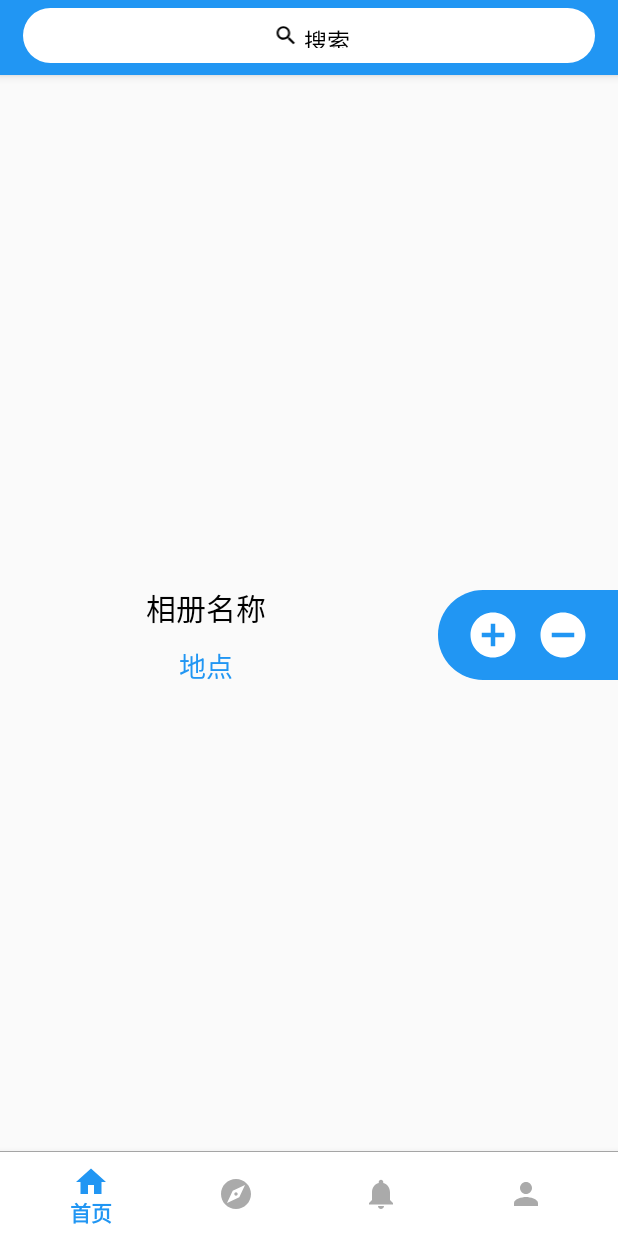
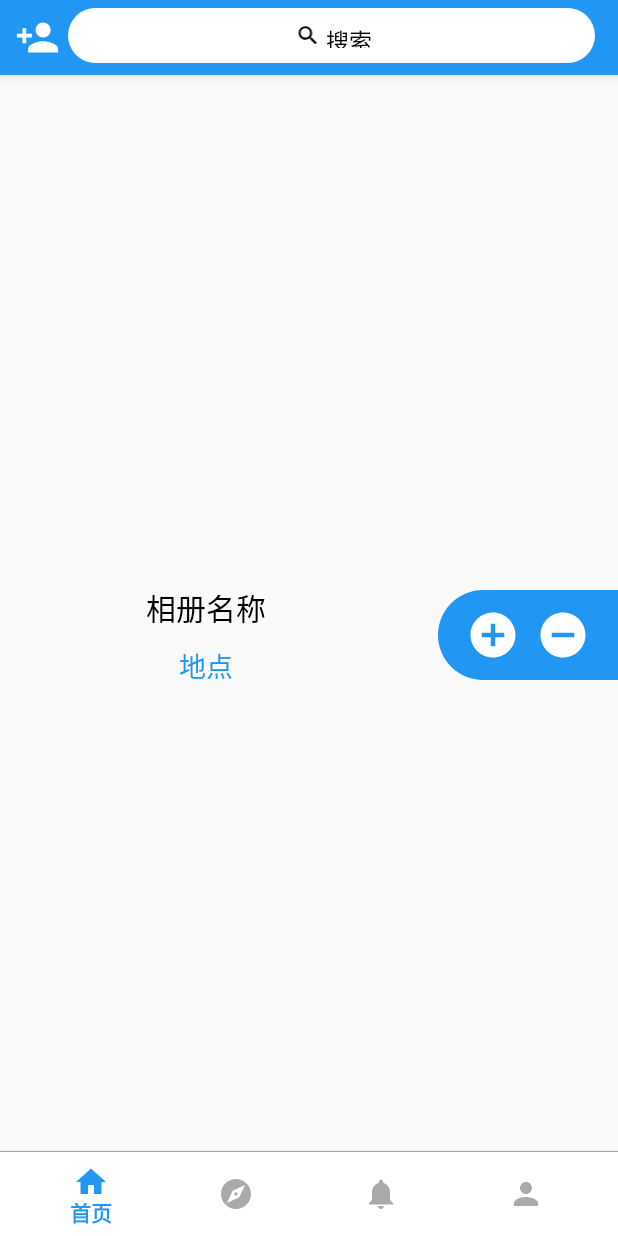
Before and after one commit to ErisRolo/MusicAlbum, an Android app: the HomeFragment screen opened directly, with no data from a screen before it, on a phone screen of 412 x 824 dp. Run offline under Robolectric (Android 15) with nearby library versions, the phone set to English and light mode, and no system bars; libraries missing offline, so code that uses them is left out: com.avos.avoscloud, kr.co.namee; pictures from the network do not load; Roboto replaces fonts that are not available here; 7 statements that could not run were skipped.

Commit message:
Add friend recommendation  function

```diff
--- a/app/src/main/AndroidManifest.xml
+++ b/app/src/main/AndroidManifest.xml
@@ -208,6 +208,12 @@
             android:label=""
             android:theme="@style/MainAppTheme"/>
 
+        <!-- 好友推荐 -->
+        <activity
+            android:name=".ui.activity.InterestingActivity"
+            android:label=""
+            android:theme="@style/MainAppTheme"/>
+
     </application>
 
 </manifest>
--- a/app/src/main/java/com/example/guohouxiao/musicalbum/ui/fragment/HomeFragment.java
+++ b/app/src/main/java/com/example/guohouxiao/musicalbum/ui/fragment/HomeFragment.java
@@ -21,6 +21,7 @@ import com.example.guohouxiao.musicalbum.R;
 import com.example.guohouxiao.musicalbum.base.BaseFragment;
 import com.example.guohouxiao.musicalbum.bean.MusicAlbum;
 import com.example.guohouxiao.musicalbum.ui.activity.AddActivity;
+import com.example.guohouxiao.musicalbum.ui.activity.InterestingActivity;
 import com.example.guohouxiao.musicalbum.ui.activity.AlbumActivity;
 import com.example.guohouxiao.musicalbum.ui.activity.SearchActivity;
 import com.example.guohouxiao.musicalbum.utils.Config;
@@ -45,6 +46,7 @@ public class HomeFragment extends BaseFragment implements View.OnClickListener {
     private static final String ALBUM_ID = "album_id";
     private String albumId;
 
+    private ImageView iv_add_follow;
     private LinearLayout ll_search;
 
     private PileLayout mPileLayout;
@@ -73,6 +75,9 @@ public class HomeFragment extends BaseFragment implements View.OnClickListener {
     }
 
     private void findView(View view) {
+
+        iv_add_follow = (ImageView) view.findViewById(R.id.iv_add_follow);
+        iv_add_follow.setOnClickListener(this);
 
         ll_search = (LinearLayout) view.findViewById(R.id.ll_search);
         ll_search.setOnClickListener(this);
@@ -181,6 +186,9 @@ public class HomeFragment extends BaseFragment implements View.OnClickListener {
     @Override
     public void onClick(View v) {
         switch (v.getId()) {
+            case R.id.iv_add_follow:
+                startActivity(new Intent(getActivity(),InterestingActivity.class));
+                break;
             case R.id.ll_search:
                 startActivity(new Intent(getActivity(), SearchActivity.class));
                 break;
--- a/app/src/main/res/drawable/ic_add_circle.xml
+++ b/app/src/main/res/drawable/ic_add_circle.xml
@@ -1,4 +1,9 @@
-<vector android:height="36dp" android:viewportHeight="24.0"
-    android:viewportWidth="24.0" android:width="36dp" xmlns:android="http://schemas.android.com/apk/res/android">
-    <path android:fillColor="#ffffff" android:pathData="M12,2C6.48,2 2,6.48 2,12s4.48,10 10,10 10,-4.48 10,-10S17.52,2 12,2zM17,13h-4v4h-2v-4L7,13v-2h4L11,7h2v4h4v2z"/>
+<vector xmlns:android="http://schemas.android.com/apk/res/android"
+        android:width="36dp"
+        android:height="36dp"
+        android:viewportHeight="24.0"
+        android:viewportWidth="24.0">
+    <path
+        android:fillColor="#ffffff"
+        android:pathData="M12,2C6.48,2 2,6.48 2,12s4.48,10 10,10 10,-4.48 10,-10S17.52,2 12,2zM17,13h-4v4h-2v-4L7,13v-2h4L11,7h2v4h4v2z"/>
 </vector>
--- /dev/null
+++ b/app/src/main/res/drawable/ic_add_follow.xml
@@ -0,0 +1,9 @@
+<vector xmlns:android="http://schemas.android.com/apk/res/android"
+        android:width="30dp"
+        android:height="30dp"
+        android:viewportWidth="24.0"
+        android:viewportHeight="24.0">
+    <path
+        android:fillColor="#ffffff"
+        android:pathData="M15,12c2.21,0 4,-1.79 4,-4s-1.79,-4 -4,-4 -4,1.79 -4,4 1.79,4 4,4zM6,10L6,7L4,7v3L1,10v2h3v3h2v-3h3v-2L6,10zM15,14c-2.67,0 -8,1.34 -8,4v2h16v-2c0,-2.66 -5.33,-4 -8,-4z"/>
+</vector>
--- a/app/src/main/res/layout/fragment_home.xml
+++ b/app/src/main/res/layout/fragment_home.xml
@@ -10,11 +10,24 @@
         android:layout_height="50dp">
 
         <LinearLayout
+            android:layout_width="match_parent"
+            android:layout_height="wrap_content"
+            android:orientation="horizontal">
+
+            <ImageView
+                android:id="@+id/iv_add_follow"
+                android:layout_width="wrap_content"
+                android:layout_height="wrap_content"
+                android:layout_gravity="center"
+                android:layout_marginLeft="10dp"
+                android:src="@drawable/ic_add_follow"/>
+
+            <LinearLayout
                 android:id="@+id/ll_search"
                 android:layout_width="match_parent"
                 android:layout_height="wrap_content"
                 android:layout_marginBottom="8dp"
-            android:layout_marginLeft="15dp"
+                android:layout_marginLeft="5dp"
                 android:layout_marginRight="15dp"
                 android:layout_marginTop="5dp"
                 android:background="@drawable/searchview_bg"
@@ -34,6 +47,8 @@
                     android:text="搜索"
                     android:textColor="@android:color/black"
                     android:textSize="15sp"/>
+
+            </LinearLayout>
 
         </LinearLayout>
 
```
Also changed, not shown: app/src/main/java/com/example/guohouxiao/musicalbum/ui/activity/InterestingActivity.java (added, +40 -0 lines), app/src/main/res/layout/activity_interesting.xml (added, +30 -0 lines), app/src/main/res/layout/fragment_my.xml (+21 -5 lines). Lines whose indentation alone changed are shown as unchanged.
